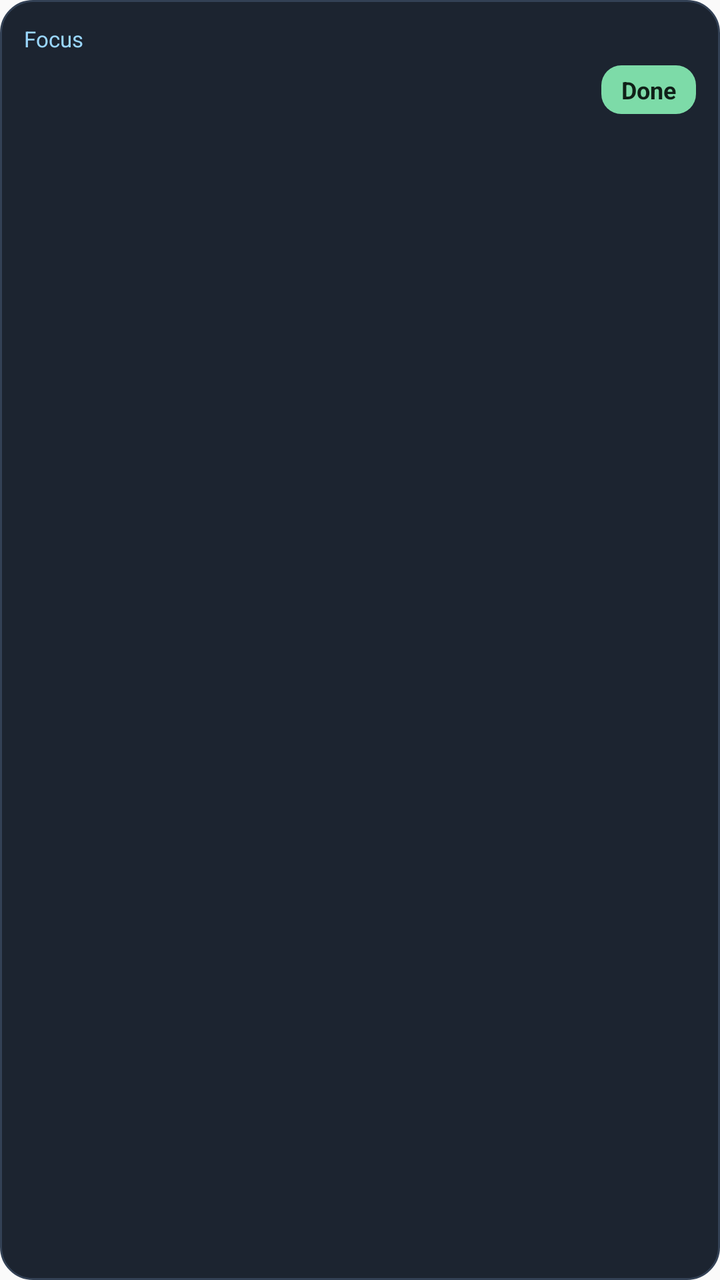
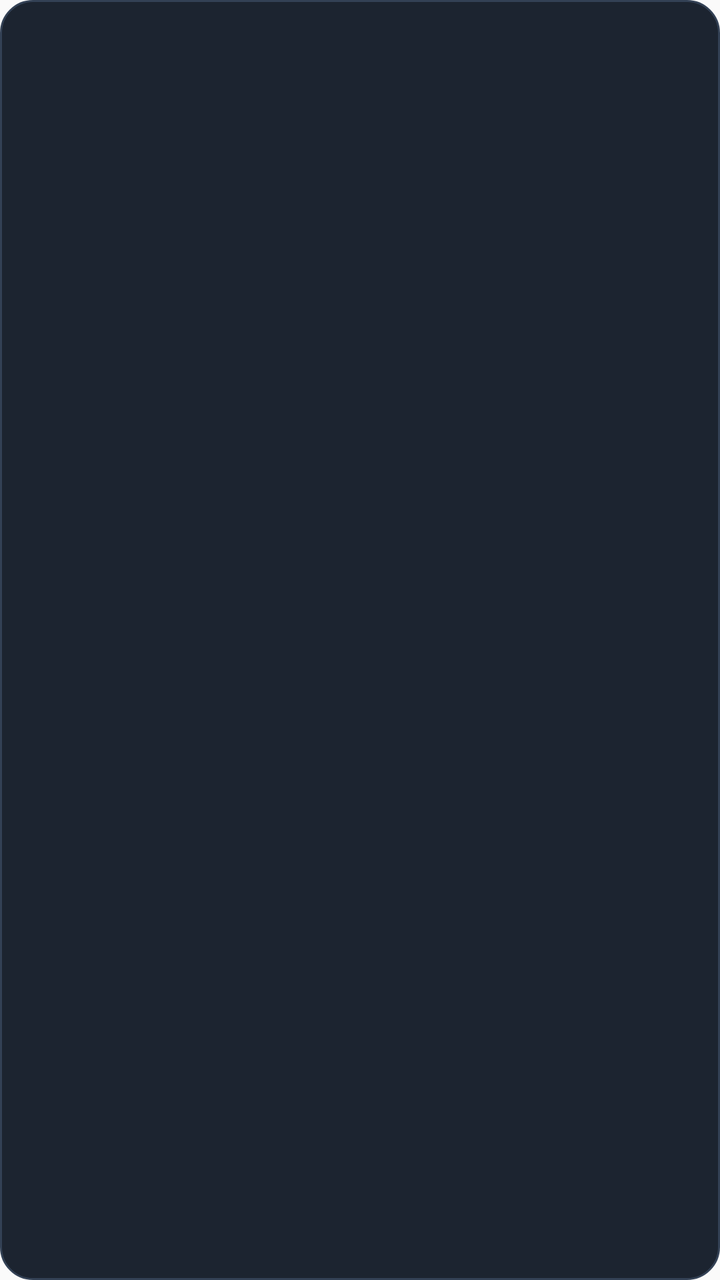

Screens rendered from an Android XML layout before and after an edit, with the pre-edit source and the edit as a unified diff.
<!-- AndroidManifest.xml: application theme Theme.KaizenKanban -->
<!-- res/layout/kairos_focus_widget.xml -->
<?xml version="1.0" encoding="utf-8"?>
<LinearLayout xmlns:android="http://schemas.android.com/apk/res/android"
    android:id="@+id/focus_widget_root"
    android:layout_width="match_parent"
    android:layout_height="match_parent"
    android:background="@drawable/kairos_widget_background"
    android:orientation="vertical"
    android:padding="12dp">

    <TextView
        android:id="@+id/focus_widget_label"
        android:layout_width="match_parent"
        android:layout_height="wrap_content"
        android:text="@string/widget_focus"
        android:textColor="#9AD7FF"
        android:textSize="11sp" />

    <LinearLayout
        android:layout_width="match_parent"
        android:layout_height="wrap_content"
        android:layout_marginTop="6dp"
        android:gravity="center_vertical"
        android:orientation="horizontal">

        <TextView
            android:id="@+id/focus_widget_title"
            android:layout_width="0dp"
            android:layout_height="wrap_content"
            android:layout_weight="1"
            android:ellipsize="end"
            android:maxLines="2"
            android:textColor="#FFFFFF"
            android:textSize="15sp"
            android:textStyle="bold" />

        <TextView
            android:id="@+id/focus_widget_done"
            android:layout_width="wrap_content"
            android:layout_height="wrap_content"
            android:background="@drawable/kairos_widget_chip"
            android:paddingHorizontal="10dp"
            android:paddingVertical="4dp"
            android:text="@string/widget_done"
            android:textColor="#102018"
            android:textSize="12sp"
            android:textStyle="bold" />
    </LinearLayout>

    <TextView
        android:id="@+id/focus_widget_empty"
        android:layout_width="match_parent"
        android:layout_height="wrap_content"
        android:layout_marginTop="8dp"
        android:text="@string/widget_empty"
        android:textColor="#8A8A8A"
        android:textSize="12sp"
        android:visibility="gone" />
</LinearLayout>
<!-- resources referenced by this layout -->
<resources>
  <!-- drawable kairos_widget_background (drawable) -->
  <?xml version="1.0" encoding="utf-8"?>
  <shape xmlns:android="http://schemas.android.com/apk/res/android"
      android:shape="rectangle">
      <solid android:color="#1C2430" />
      <corners android:radius="16dp" />
      <stroke
          android:width="1dp"
          android:color="#334155" />
  </shape>
  <!-- drawable kairos_widget_chip (drawable) -->
  <?xml version="1.0" encoding="utf-8"?>
  <shape xmlns:android="http://schemas.android.com/apk/res/android"
      android:shape="rectangle">
      <solid android:color="#7DDBA8" />
      <corners android:radius="10dp" />
  </shape>
  <string name="widget_done">Done</string>
  <string name="widget_empty">No focus or due tasks</string>
  <string name="widget_focus">Focus</string>
  <style name="Theme.KaizenKanban" parent="android:Theme.Material.Light.NoActionBar" />
</resources>

<!-- the commit's change to res/layout/kairos_focus_widget.xml (unified diff, before → after) -->
@@ -1,58 +1,88 @@
 <?xml version="1.0" encoding="utf-8"?>
-<LinearLayout xmlns:android="http://schemas.android.com/apk/res/android"
+<FrameLayout xmlns:android="http://schemas.android.com/apk/res/android"
     android:id="@+id/focus_widget_root"
     android:layout_width="match_parent"
     android:layout_height="match_parent"
     android:background="@drawable/kairos_widget_background"
-    android:orientation="vertical"
-    android:padding="12dp">
+    android:padding="10dp">
 
-    <TextView
-        android:id="@+id/focus_widget_label"
+    
+    <LinearLayout
+        android:id="@+id/focus_widget_empty_actions"
         android:layout_width="match_parent"
-        android:layout_height="wrap_content"
-        android:text="@string/widget_focus"
-        android:textColor="#9AD7FF"
-        android:textSize="11sp" />
+        android:layout_height="match_parent"
+        android:gravity="center"
+        android:orientation="horizontal"
+        android:visibility="gone">
 
+        <ImageView
+            android:id="@+id/focus_widget_empty_add"
+            android:layout_width="56dp"
+            android:layout_height="56dp"
+            android:layout_marginEnd="14dp"
+            android:background="@drawable/widget_btn_add_bg"
+            android:contentDescription="@string/widget_add_task"
+            android:padding="14dp"
+            android:scaleType="centerInside"
+            android:src="@drawable/ic_widget_add" />
+
+        <ImageView
+            android:id="@+id/focus_widget_empty_voice"
+            android:layout_width="56dp"
+            android:layout_height="56dp"
+            android:layout_marginStart="14dp"
+            android:contentDescription="@string/widget_voice"
+            android:scaleType="fitCenter"
+            android:src="@drawable/widget_mic_idle" />
+    </LinearLayout>
+
+    
     <LinearLayout
+        android:id="@+id/focus_widget_content"
         android:layout_width="match_parent"
-        android:layout_height="wrap_content"
-        android:layout_marginTop="6dp"
-        android:gravity="center_vertical"
-        android:orientation="horizontal">
+        android:layout_height="match_parent"
+        android:orientation="vertical"
+        android:visibility="gone">
 
         <TextView
-            android:id="@+id/focus_widget_title"
-            android:layout_width="0dp"
+            android:id="@+id/focus_widget_label"
+            android:layout_width="match_parent"
             android:layout_height="wrap_content"
+            android:ellipsize="end"
+            android:maxLines="1"
+            android:text="@string/widget_focus"
+            android:textColor="#9AD7FF"
+            android:textSize="10sp" />
+
+        <LinearLayout
+            android:layout_width="match_parent"
+            android:layout_height="0dp"
+            android:layout_marginTop="4dp"
             android:layout_weight="1"
-            android:ellipsize="end"
-            android:maxLines="2"
-            android:textColor="#FFFFFF"
-            android:textSize="15sp"
-            android:textStyle="bold" />
+            android:gravity="center_vertical"
+            android:orientation="horizontal">
 
-        <TextView
-            android:id="@+id/focus_widget_done"
-            android:layout_width="wrap_content"
-            android:layout_height="wrap_content"
-            android:background="@drawable/kairos_widget_chip"
-            android:paddingHorizontal="10dp"
-            android:paddingVertical="4dp"
-            android:text="@string/widget_done"
-            android:textColor="#102018"
-            android:textSize="12sp"
-            android:textStyle="bold" />
+            <TextView
+                android:id="@+id/focus_widget_title"
+                android:layout_width="0dp"
+                android:layout_height="wrap_content"
+                android:layout_marginEnd="8dp"
+                android:layout_weight="1"
+                android:ellipsize="end"
+                android:maxLines="2"
+                android:textColor="#FFFFFF"
+                android:textSize="12sp"
+                android:textStyle="bold" />
+
+            <ImageView
+                android:id="@+id/focus_widget_done"
+                android:layout_width="40dp"
+                android:layout_height="40dp"
+                android:background="@drawable/kairos_widget_chip"
+                android:contentDescription="@string/widget_done"
+                android:padding="8dp"
+                android:scaleType="centerInside"
+                android:src="@drawable/ic_widget_done" />
+        </LinearLayout>
     </LinearLayout>
-
-    <TextView
-        android:id="@+id/focus_widget_empty"
-        android:layout_width="match_parent"
-        android:layout_height="wrap_content"
-        android:layout_marginTop="8dp"
-        android:text="@string/widget_empty"
-        android:textColor="#8A8A8A"
-        android:textSize="12sp"
-        android:visibility="gone" />
-</LinearLayout>
+</FrameLayout>
<!-- resource entries referenced after the edit -->
@@ -1,5 +1,27 @@
 <!-- resources referenced by this layout -->
 <resources>
+  <!-- drawable ic_widget_add (drawable) -->
+  <?xml version="1.0" encoding="utf-8"?>
+  <vector xmlns:android="http://schemas.android.com/apk/res/android"
+      android:width="24dp"
+      android:height="24dp"
+      android:viewportWidth="24"
+      android:viewportHeight="24">
+      <path
+          android:fillColor="#FFFFFF"
+          android:pathData="M19,13h-6v6h-2v-6H5v-2h6V5h2v6h6v2z" />
+  </vector>
+  <!-- drawable ic_widget_done (drawable) -->
+  <?xml version="1.0" encoding="utf-8"?>
+  <vector xmlns:android="http://schemas.android.com/apk/res/android"
+      android:width="24dp"
+      android:height="24dp"
+      android:viewportWidth="24"
+      android:viewportHeight="24">
+      <path
+          android:fillColor="#102018"
+          android:pathData="M9,16.17L4.83,12l-1.42,1.41L9,19 21,7l-1.41,-1.41z" />
+  </vector>
   <!-- drawable kairos_widget_background (drawable) -->
   <?xml version="1.0" encoding="utf-8"?>
   <shape xmlns:android="http://schemas.android.com/apk/res/android"
@@ -17,9 +39,53 @@
       <solid android:color="#7DDBA8" />
       <corners android:radius="10dp" />
   </shape>
+  <!-- drawable widget_btn_add_bg (drawable) -->
+  <?xml version="1.0" encoding="utf-8"?>
+  <shape xmlns:android="http://schemas.android.com/apk/res/android"
+      android:shape="oval">
+      <gradient
+          android:angle="0"
+          android:endColor="#8B5CF6"
+          android:startColor="#3B82F6"
+          android:type="linear" />
+  </shape>
+  <!-- drawable widget_mic_idle (drawable) -->
+  <?xml version="1.0" encoding="utf-8"?>
+  <layer-list xmlns:android="http://schemas.android.com/apk/res/android">
+      <item>
+          <shape android:shape="oval">
+              <gradient
+                  android:angle="135"
+                  android:endColor="#A855F7"
+                  android:startColor="#4F46E5"
+                  android:type="linear" />
+          </shape>
+      </item>
+      <item
+          android:bottom="14dp"
+          android:drawable="@drawable/ic_widget_mic"
+          android:left="14dp"
+          android:right="14dp"
+          android:top="14dp" />
+  </layer-list>
+  <string name="widget_add_task">Add task</string>
   <string name="widget_done">Done</string>
-  <string name="widget_empty">No focus or due tasks</string>
   <string name="widget_focus">Focus</string>
+  <string name="widget_voice">Dictate task</string>
   <style name="Theme.KaizenKanban" parent="android:Theme.Material.Light.NoActionBar" />
+  <!-- drawable ic_widget_mic (drawable) -->
+  <?xml version="1.0" encoding="utf-8"?>
+  <vector xmlns:android="http://schemas.android.com/apk/res/android"
+      android:width="24dp"
+      android:height="24dp"
+      android:viewportWidth="24"
+      android:viewportHeight="24">
+      <path
+          android:fillColor="#FFFFFF"
+          android:pathData="M12,14c1.66,0 3,-1.34 3,-3V5c0,-1.66 -1.34,-3 -3,-3S9,3.34 9,5v6c0,1.66 1.34,3 3,3z" />
+      <path
+          android:fillColor="#FFFFFF"
+          android:pathData="M17,11c0,2.76 -2.24,5 -5,5s-5,-2.24 -5,-5H5c0,3.53 2.61,6.43 6,6.92V21h2v-3.08c3.39,-0.49 6,-3.39 6,-6.92h-2z" />
+  </vector>
 </resources>
 
